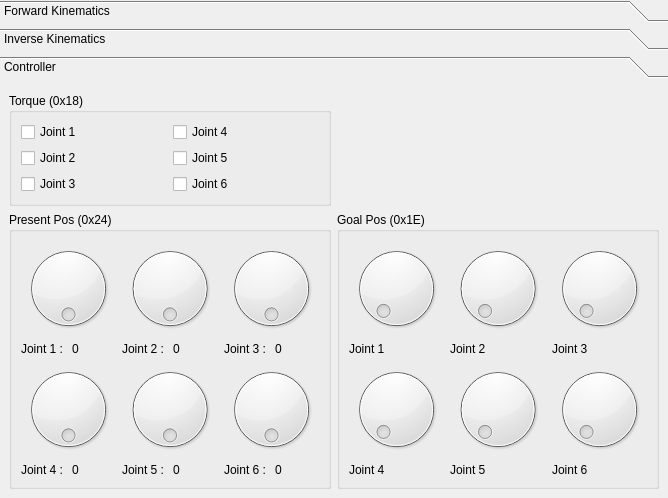
Qt form jointsettingsdialog.ui (alifahrri/dinsow-ik) before a commit.
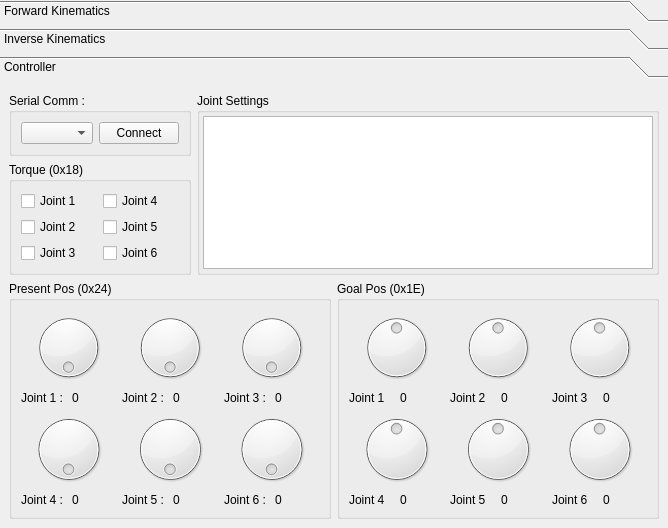
The same form after that commit.

The edit to the form file:
```diff
--- a/jointsettingsdialog.ui
+++ b/jointsettingsdialog.ui
@@ -7,7 +7,7 @@
     <x>0</x>
     <y>0</y>
     <width>668</width>
-    <height>498</height>
+    <height>528</height>
    </rect>
   </property>
   <property name="windowTitle">
@@ -911,11 +911,46 @@
       </layout>
      </widget>
      <widget class="QWidget" name="controller_page">
+      <property name="geometry">
+       <rect>
+        <x>0</x>
+        <y>0</y>
+        <width>668</width>
+        <height>435</height>
+       </rect>
+      </property>
       <attribute name="label">
        <string>Controller </string>
       </attribute>
-      <layout class="QGridLayout" name="gridLayout_16">
+      <layout class="QGridLayout" name="gridLayout_18">
        <item row="0" column="0">
+        <layout class="QVBoxLayout" name="verticalLayout_8">
+         <item>
+          <widget class="QGroupBox" name="groupBox_9">
+           <property name="title">
+            <string>Serial Comm :</string>
+           </property>
+           <layout class="QGridLayout" name="gridLayout_17">
+            <item row="0" column="0">
+             <widget class="QComboBox" name="serial_comm_cbx"/>
+            </item>
+            <item row="0" column="1">
+             <widget class="QPushButton" name="connect_btn">
+              <property name="sizePolicy">
+               <sizepolicy hsizetype="Fixed" vsizetype="Fixed">
+                <horstretch>0</horstretch>
+                <verstretch>0</verstretch>
+               </sizepolicy>
+              </property>
+              <property name="text">
+               <string>Connect</string>
+              </property>
+             </widget>
+            </item>
+           </layout>
+          </widget>
+         </item>
+         <item>
         <widget class="QGroupBox" name="groupBox_6">
          <property name="title">
           <string>Torque (0x18)</string>
@@ -966,113 +1001,33 @@
          </layout>
         </widget>
        </item>
-       <item row="0" column="1">
-        <spacer name="verticalSpacer_2">
-         <property name="orientation">
-          <enum>Qt::Vertical</enum>
-         </property>
-         <property name="sizeHint" stdset="0">
-          <size>
-           <width>20</width>
-           <height>122</height>
-          </size>
-         </property>
-        </spacer>
+        </layout>
        </item>
-       <item row="1" column="1">
-        <widget class="QGroupBox" name="groupBox_8">
+       <item row="0" column="1" colspan="2">
+        <widget class="QGroupBox" name="groupBox_10">
          <property name="title">
-          <string>Goal Pos (0x1E)</string>
+          <string>Joint Settings</string>
          </property>
-         <layout class="QGridLayout" name="gridLayout_15">
-          <item row="0" column="0">
-           <widget class="QDial" name="dial_7">
-            <property name="maximum">
-             <number>4096</number>
-            </property>
-           </widget>
-          </item>
-          <item row="0" column="1">
-           <widget class="QDial" name="dial_8">
-            <property name="maximum">
-             <number>4096</number>
-            </property>
-           </widget>
-          </item>
-          <item row="0" column="2">
-           <widget class="QDial" name="dial_9">
-            <property name="maximum">
-             <number>4096</number>
-            </property>
-           </widget>
-          </item>
-          <item row="1" column="0">
-           <widget class="QLabel" name="label_40">
-            <property name="text">
-             <string>Joint 1</string>
-            </property>
-           </widget>
-          </item>
-          <item row="1" column="1">
-           <widget class="QLabel" name="label_41">
-            <property name="text">
-             <string>Joint 2</string>
-            </property>
-           </widget>
-          </item>
-          <item row="1" column="2">
-           <widget class="QLabel" name="label_42">
-            <property name="text">
-             <string>Joint 3</string>
-            </property>
-           </widget>
-          </item>
-          <item row="2" column="0">
-           <widget class="QDial" name="dial_10">
-            <property name="maximum">
-             <number>4096</number>
-            </property>
-           </widget>
-          </item>
-          <item row="2" column="1">
-           <widget class="QDial" name="dial_11">
-            <property name="maximum">
-             <number>4096</number>
-            </property>
-           </widget>
-          </item>
-          <item row="2" column="2">
-           <widget class="QDial" name="dial_12">
-            <property name="maximum">
-             <number>4096</number>
-            </property>
-           </widget>
-          </item>
-          <item row="3" column="0">
-           <widget class="QLabel" name="label_43">
-            <property name="text">
-             <string>Joint 4</string>
-            </property>
-           </widget>
-          </item>
-          <item row="3" column="1">
-           <widget class="QLabel" name="label_44">
-            <property name="text">
-             <string>Joint 5</string>
-            </property>
-           </widget>
-          </item>
-          <item row="3" column="2">
-           <widget class="QLabel" name="label_45">
-            <property name="text">
-             <string>Joint 6</string>
-            </property>
-           </widget>
+         <layout class="QGridLayout" name="gridLayout_16">
+          <property name="leftMargin">
+           <number>3</number>
+          </property>
+          <property name="topMargin">
+           <number>3</number>
+          </property>
+          <property name="rightMargin">
+           <number>3</number>
+          </property>
+          <property name="bottomMargin">
+           <number>3</number>
+          </property>
+          <item row="0" column="0" colspan="2">
+           <widget class="QTableWidget" name="joint_settings_table"/>
           </item>
          </layout>
         </widget>
        </item>
-       <item row="1" column="0">
+       <item row="1" column="0" colspan="2">
         <widget class="QGroupBox" name="groupBox_7">
          <property name="title">
           <string>Present Pos (0x24)</string>
@@ -1276,6 +1231,201 @@
          </layout>
         </widget>
        </item>
+       <item row="1" column="2">
+        <widget class="QGroupBox" name="groupBox_8">
+         <property name="title">
+          <string>Goal Pos (0x1E)</string>
+         </property>
+         <layout class="QGridLayout" name="gridLayout_15">
+          <item row="0" column="0">
+           <widget class="QDial" name="goalpos1_dial">
+            <property name="maximum">
+             <number>1023</number>
+            </property>
+            <property name="value">
+             <number>512</number>
+            </property>
+            <property name="wrapping">
+             <bool>true</bool>
+            </property>
+           </widget>
+          </item>
+          <item row="0" column="1">
+           <widget class="QDial" name="goalpos2_dial">
+            <property name="maximum">
+             <number>1023</number>
+            </property>
+            <property name="value">
+             <number>512</number>
+            </property>
+            <property name="wrapping">
+             <bool>true</bool>
+            </property>
+           </widget>
+          </item>
+          <item row="0" column="2">
+           <widget class="QDial" name="goalpos3_dial">
+            <property name="maximum">
+             <number>1023</number>
+            </property>
+            <property name="value">
+             <number>512</number>
+            </property>
+            <property name="wrapping">
+             <bool>true</bool>
+            </property>
+           </widget>
+          </item>
+          <item row="1" column="0">
+           <layout class="QHBoxLayout" name="horizontalLayout_8">
+            <item>
+             <widget class="QLabel" name="label_40">
+              <property name="text">
+               <string>Joint 1</string>
+              </property>
+             </widget>
+            </item>
+            <item>
+             <widget class="QLabel" name="goalpos1_label">
+              <property name="text">
+               <string>0</string>
+              </property>
+             </widget>
+            </item>
+           </layout>
+          </item>
+          <item row="1" column="1">
+           <layout class="QHBoxLayout" name="horizontalLayout_9">
+            <item>
+             <widget class="QLabel" name="label_41">
+              <property name="text">
+               <string>Joint 2</string>
+              </property>
+             </widget>
+            </item>
+            <item>
+             <widget class="QLabel" name="goalpos2_label">
+              <property name="text">
+               <string>0</string>
+              </property>
+             </widget>
+            </item>
+           </layout>
+          </item>
+          <item row="1" column="2">
+           <layout class="QHBoxLayout" name="horizontalLayout_10">
+            <item>
+             <widget class="QLabel" name="label_42">
+              <property name="text">
+               <string>Joint 3</string>
+              </property>
+             </widget>
+            </item>
+            <item>
+             <widget class="QLabel" name="goalpos3_label">
+              <property name="text">
+               <string>0</string>
+              </property>
+             </widget>
+            </item>
+           </layout>
+          </item>
+          <item row="2" column="0">
+           <widget class="QDial" name="goalpos4_dial">
+            <property name="maximum">
+             <number>1023</number>
+            </property>
+            <property name="value">
+             <number>512</number>
+            </property>
+            <property name="wrapping">
+             <bool>true</bool>
+            </property>
+           </widget>
+          </item>
+          <item row="2" column="1">
+           <widget class="QDial" name="goalpos5_dial">
+            <property name="maximum">
+             <number>1023</number>
+            </property>
+            <property name="value">
+             <number>512</number>
+            </property>
+            <property name="wrapping">
+             <bool>true</bool>
+            </property>
+           </widget>
+          </item>
+          <item row="2" column="2">
+           <widget class="QDial" name="goalpos6_dial">
+            <property name="maximum">
+             <number>1023</number>
+            </property>
+            <property name="value">
+             <number>512</number>
+            </property>
+            <property name="wrapping">
+             <bool>true</bool>
+            </property>
+           </widget>
+          </item>
+          <item row="3" column="0">
+           <layout class="QHBoxLayout" name="horizontalLayout_11">
+            <item>
+             <widget class="QLabel" name="label_43">
+              <property name="text">
+               <string>Joint 4</string>
+              </property>
+             </widget>
+            </item>
+            <item>
+             <widget class="QLabel" name="goalpos4_label">
+              <property name="text">
+               <string>0</string>
+              </property>
+             </widget>
+            </item>
+           </layout>
+          </item>
+          <item row="3" column="1">
+           <layout class="QHBoxLayout" name="horizontalLayout_12">
+            <item>
+             <widget class="QLabel" name="label_44">
+              <property name="text">
+               <string>Joint 5</string>
+              </property>
+             </widget>
+            </item>
+            <item>
+             <widget class="QLabel" name="goalpos5_label">
+              <property name="text">
+               <string>0</string>
+              </property>
+             </widget>
+            </item>
+           </layout>
+          </item>
+          <item row="3" column="2">
+           <layout class="QHBoxLayout" name="horizontalLayout_13">
+            <item>
+             <widget class="QLabel" name="label_45">
+              <property name="text">
+               <string>Joint 6</string>
+              </property>
+             </widget>
+            </item>
+            <item>
+             <widget class="QLabel" name="goalpos6_label">
+              <property name="text">
+               <string>0</string>
+              </property>
+             </widget>
+            </item>
+           </layout>
+          </item>
+         </layout>
+        </widget>
+       </item>
       </layout>
      </widget>
     </widget>
```
Left out of the diff: 6 changed lines with no effect on the pictures. Lines whose indentation alone changed are shown as unchanged.
